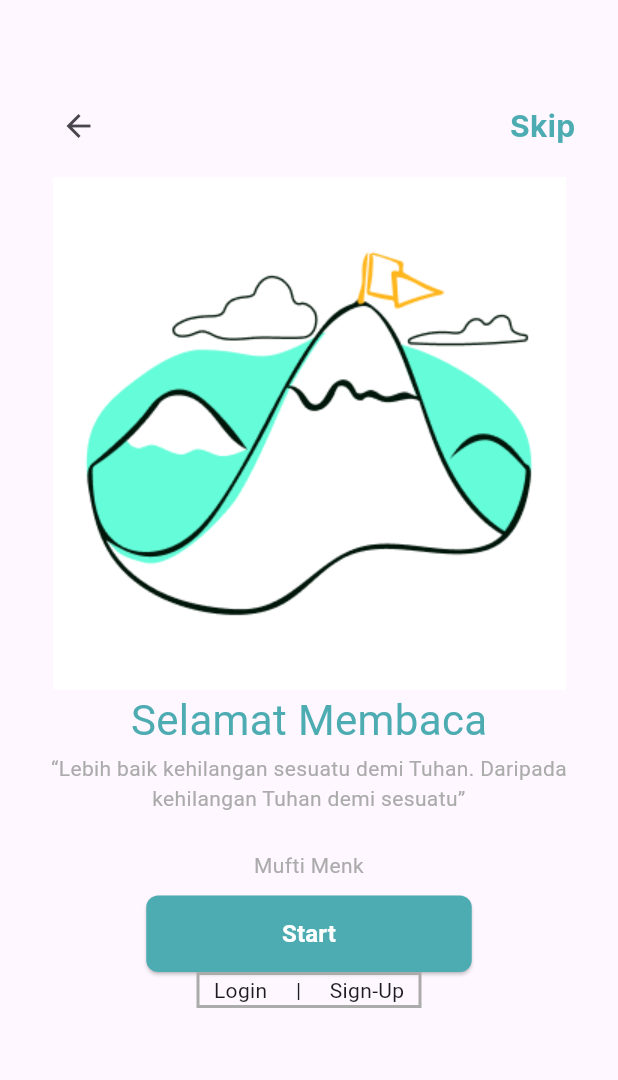
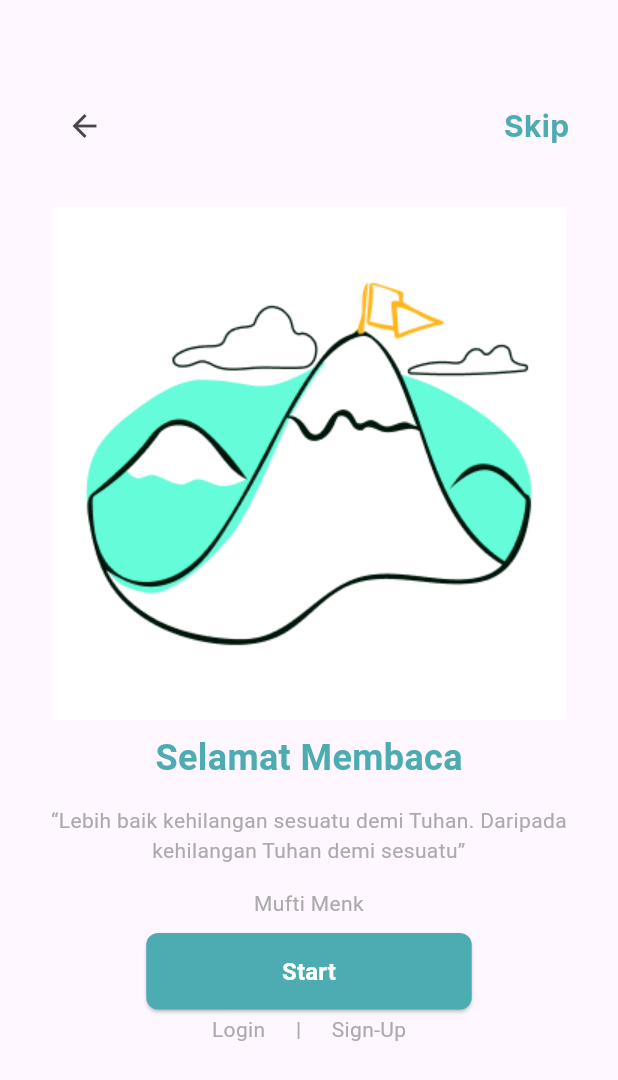
Before and after one commit to velmanharefa/KitabSuci, a Flutter app: the introPage2 screen opened directly, after a tap on "Next", on a phone screen of 412 x 824 dp. Shown: the top 1080 px of the screen. Run offline on Flutter 3.47's test engine with Material 3 defaults, Android fonts, the phone set to English and light mode, and no system bars; our stand-ins replace curved_navigation_bar; Roboto replaces fonts that are missing (Inter).

Commit message:
fixing intropage

```diff
--- a/kitab_suci/lib/screen/introPage.dart
+++ b/kitab_suci/lib/screen/introPage.dart
@@ -24,30 +24,49 @@ class _introPageState extends State<introPage> {
             height: 60,
           ),
 
+
+
           Container(
-            width: 360,
-            alignment: Alignment.center,
+            width: 336,
+            // decoration: BoxDecoration(
+            //   border: Border.all(
+            //     color: Colors.black, // Warna outline
+            //     width: 2, // Ketebalan outline
+            //   ),
+            // ),
+            alignment: Alignment.centerRight,
+            // padding:EdgeInsets.all(15),
+            // margin: EdgeInsets.only(right: 20, left: 20),
             child: Row(
               mainAxisAlignment: MainAxisAlignment.end,
               children: [
+                Icon(
+                  Icons.circle,
+                  color: Colors.transparent,
+                  size: 45,
+                  ),
+                  SizedBox(
+                    width: 230,
+                  ),
                 InkWell(
-                  child: const Text(
+                  child: Text(
                   'Skip',
                   style: TextStyle(
                     color: Color(0xFF4DACB2),
                     fontSize: 20,
                     fontWeight: FontWeight.bold,
                     fontFamily: 'Inter',
+
                     ),
                 ),
                 onTap: () {
                   Navigator.push(
                     context,
                     MaterialPageRoute(
-                        builder: (context) => const homePage())
-                    );
-                  },
-                )
+                        builder: (context) => const homePage()));
+                } ,
+                ),
+
               ],
               ),
             ),
@@ -58,8 +77,8 @@ class _introPageState extends State<introPage> {
 
           Container(
             alignment: Alignment.center,
-            // width: 380,
-            // height: 250,
+            width: 380,
+            // height: 130,
             child: Column(
               mainAxisAlignment: MainAxisAlignment.center,
               children: [
@@ -67,17 +86,18 @@ class _introPageState extends State<introPage> {
                   "assets/images/gambarIntro.png",
                 ),
 
-                SizedBox(height: 10,),
+                SizedBox(height: 40,),
 
                 Text(
                   "Complete Scripture",
                   style: TextStyle(
-                    fontSize: 28,
+                    fontSize: 24,
+                    fontWeight: FontWeight.bold,
                     color: Color(0xFF4DACB2),
                   ),
                 ),
 
-                SizedBox(height: 2),
+                SizedBox(height: 20),
                 Text(
                   "We provide all the holy books in Indonesia, where all religious congregations in Indonesia can search for holy books according to their needs",
                   textAlign: TextAlign.center,
@@ -89,6 +109,8 @@ class _introPageState extends State<introPage> {
               ],
             ),
           ),
+
+          SizedBox(height: 10),
 
           Container(
             margin: const EdgeInsets.only(top: 10),
--- a/kitab_suci/lib/screen/introPage2.dart
+++ b/kitab_suci/lib/screen/introPage2.dart
@@ -28,6 +28,7 @@ class _introPage2State extends State<introPage2> {
             height: 60,
           ),
           Container(
+            width: 360,
             // decoration: BoxDecoration(
             //   border: Border.all(
             //     color: Colors.black, // Warna outline
@@ -35,7 +36,7 @@ class _introPage2State extends State<introPage2> {
             //   ),
             // ),
             alignment: Alignment.centerRight,
-            margin: EdgeInsets.only(right: 20, left: 20),
+            // margin: EdgeInsets.only(right: 20, left: 20),
             child: Row(
               mainAxisAlignment: MainAxisAlignment.spaceAround,
               children: [
@@ -69,7 +70,7 @@ class _introPage2State extends State<introPage2> {
               ),
             ),
             SizedBox(
-              height: 60,
+              height: 50,
             ),
 
             Container(
@@ -80,7 +81,7 @@ class _introPage2State extends State<introPage2> {
             ),
 
             SizedBox(
-              height: 10,
+              height: 11,
             ),
 
           Container(
@@ -98,12 +99,12 @@ class _introPage2State extends State<introPage2> {
                   color: Color(0xFF4DACB2),
                 ),
               ),
-              SizedBox(height: 20),
+              SizedBox(height: 19),
               Text(
                 'Kami menyediakan kitab yang dapat di akses dimanapun kalian berada',
                 textAlign: TextAlign.center,
                 style: TextStyle(
-                  fontSize: 16,
+                  fontSize: 14,
                   color: Color(0xFFABABAB),
                 ),
               ),
@@ -112,34 +113,28 @@ class _introPage2State extends State<introPage2> {
           ),
 
           SizedBox(
-              height: 10,
+              height: 12,
             ),
 
           Container(
+            margin: const EdgeInsets.only(top: 10),
+                alignment: Alignment.center,
                 child: ElevatedButton(
                   onPressed: _next,
                   style: ElevatedButton.styleFrom(
-                foregroundColor: const Color.fromARGB(255, 0, 0, 0),
-                backgroundColor: Color(0xFF4DACB2),
+                    foregroundColor: const Color.fromARGB(255, 255, 255, 255),
+                    backgroundColor: const Color(0xff4DACB2), // Ubah warna teks
                     shape: RoundedRectangleBorder(
                       borderRadius: BorderRadius.circular(8),
                     ),
-                minimumSize: const Size(217, 52),
+                    minimumSize: const Size(217, 51),
                   ),
                   child: const Text(
                     'Next',
-                style: TextStyle(
-                  color: Color(0xFFffffff)
+                    style: TextStyle(fontSize: 16, fontWeight: FontWeight.bold),
                   ),
                 ),
           ),
-            ),
-
-
-
-
-
-
         ]
     )
     );
--- a/kitab_suci/lib/screen/intropage3.dart
+++ b/kitab_suci/lib/screen/intropage3.dart
@@ -35,6 +35,7 @@ class _introPage3State extends State<introPage3> {
           ),
 
           Container(
+            width: 360,
             // decoration: BoxDecoration(
             //   border: Border.all(
             //     color: Colors.black, // Warna outline
@@ -42,7 +43,7 @@ class _introPage3State extends State<introPage3> {
             //   ),
             // ),
             alignment: Alignment.centerRight,
-            margin: EdgeInsets.only(right: 20, left: 20),
+            // margin: EdgeInsets.only(right: 20, left: 20),
             child: Row(
               mainAxisAlignment: MainAxisAlignment.spaceAround,
               children: [
@@ -77,7 +78,7 @@ class _introPage3State extends State<introPage3> {
             ),
 
           SizedBox(
-            height: 10,
+            height: 30,
           ),
 
           Container(
@@ -92,17 +93,18 @@ class _introPage3State extends State<introPage3> {
                   "assets/images/intro3.png",
                 ),
 
-                // SizedBox(height: 10,),
+                SizedBox(height: 8,),
 
                 Text(
                   "Selamat Membaca",
                   style: TextStyle(
-                    fontSize: 28,
+                    fontSize: 24,
+                    fontWeight: FontWeight.bold,
                     color: Color(0xFF4DACB2),
                   ),
                 ),
 
-                SizedBox(height: 2),
+                SizedBox(height: 15),
                 Text(
                   "“Lebih baik kehilangan sesuatu demi Tuhan. Daripada kehilangan Tuhan demi sesuatu”",
                   textAlign: TextAlign.center,
@@ -112,7 +114,7 @@ class _introPage3State extends State<introPage3> {
                   ),
                 ),
 
-                SizedBox(height: 25),
+                SizedBox(height: 15),
                 Text(
                   "Mufti Menk",
                   textAlign: TextAlign.center,
@@ -145,24 +147,27 @@ class _introPage3State extends State<introPage3> {
                 ),
           ),
 
+          SizedBox(height: 3),
+
           Container(
             // alignment: Alignment.center,
             width: 150,
-            decoration: BoxDecoration(
-              border: Border.all(
-                color: Color(0xFFABABAB),
-                width: 2,
-              )
-            ),
+            // decoration: BoxDecoration(
+            //   border: Border.all(
+            //     color: Color(0xFFABABAB),
+            //     width: 2,
+            //   )
+            // ),
             child: Row(
               mainAxisAlignment: MainAxisAlignment.spaceAround,
               children: [
                 InkWell(
                   child: const Text(
                     'Login',
-                    // style: TextStyle(
-                    //     fontWeight: FontWeight.w600,
-                    //     letterSpacing: 0.5),
+                    style: TextStyle(
+                      fontSize: 14,
+                      color: Color(0xFFABABAB),
+                    ),
                   ),
                   onTap: () {
                     Navigator.push(
@@ -173,13 +178,17 @@ class _introPage3State extends State<introPage3> {
                 ),
                 Text(
                   "|",
+                  style: TextStyle(
+                  color: Color(0xFFABABAB),
+                  ),
                 ),
                 InkWell(
                   child: const Text(
                     'Sign-Up',
-                    // style: TextStyle(
-                    //     fontWeight: FontWeight.w600,
-                    //     letterSpacing: 0.5),
+                    style: TextStyle(
+                      fontSize: 14,
+                      color: Color(0xFFABABAB),
+                    ),
                   ),
                   onTap: () {
                     Navigator.push(
```
Lines whose indentation alone changed are shown as unchanged.
